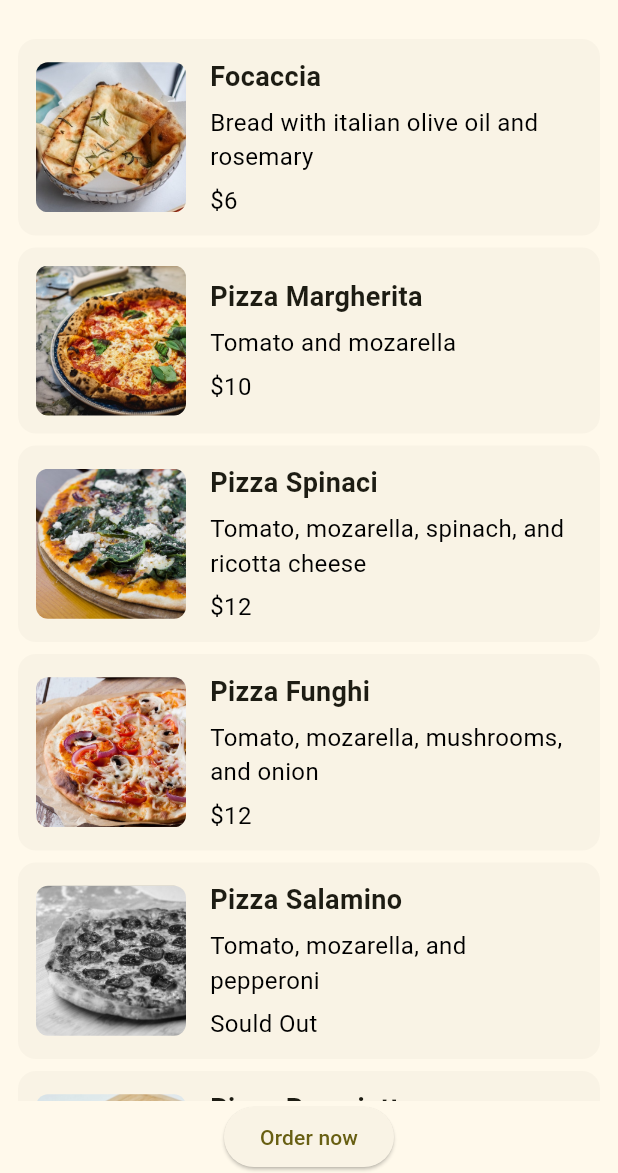
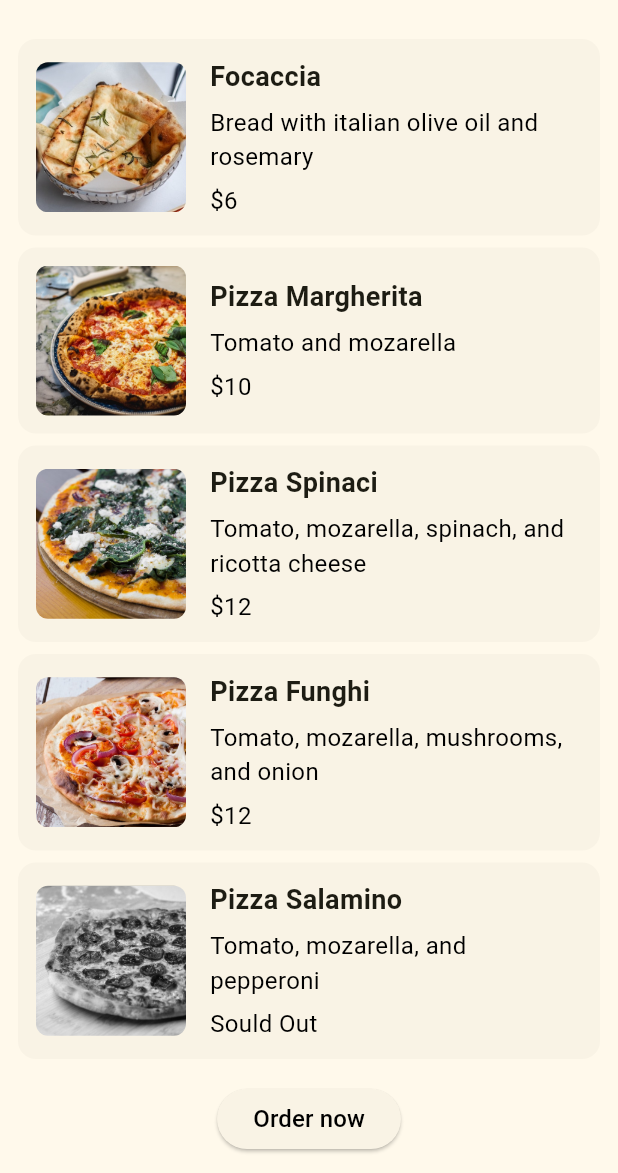
Before and after one commit to juliannamariano/FIAP-flutter-menuPizza, a Flutter app: the screen it shows after launch, on a phone screen of 412 x 824 dp, the part 63-1236 px from its top. Run offline on Flutter 3.47's test engine with Material 3 defaults, Android fonts, the phone set to English and light mode, and no system bars.

Commit message:
Colocando o botão

```diff
--- a/pizza_menu/lib/menu.dart
+++ b/pizza_menu/lib/menu.dart
@@ -24,7 +24,15 @@ class Menu extends StatelessWidget {
               ),
             ),
           ),
-          ElevatedButton(onPressed: (){}, child: Text('Order now'))
+          Padding(
+            padding: const EdgeInsets.all(12.0),
+            child: SizedBox(
+              child: ElevatedButton(onPressed: (){}, child: Text('Order now', style: TextStyle(
+                            fontSize: 16,
+                            color: Colors.black,
+                          ),),),
+              ),
+          )
         ],
       ),
     );
```
